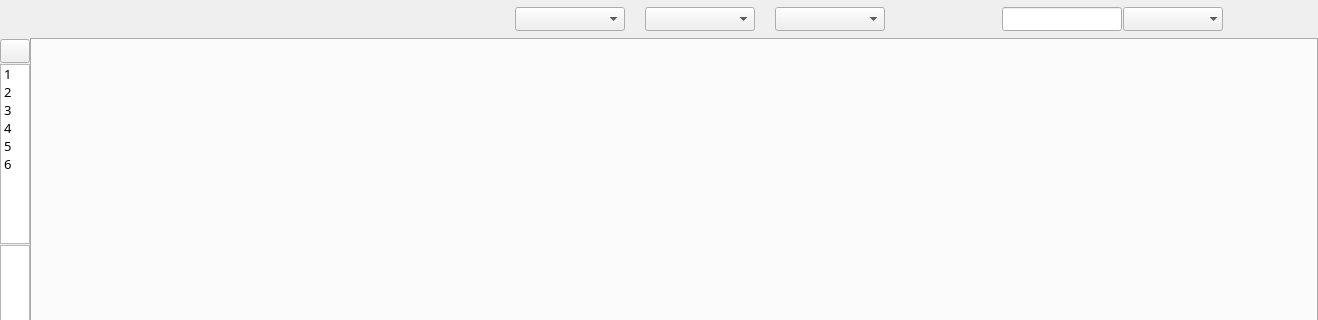
Old version of the form ui/sources/main.ui in the repository asjach/db_app; both pictures show x 0 to 1318 and y 0 to 320 of the 1318 by 651 pixel window.
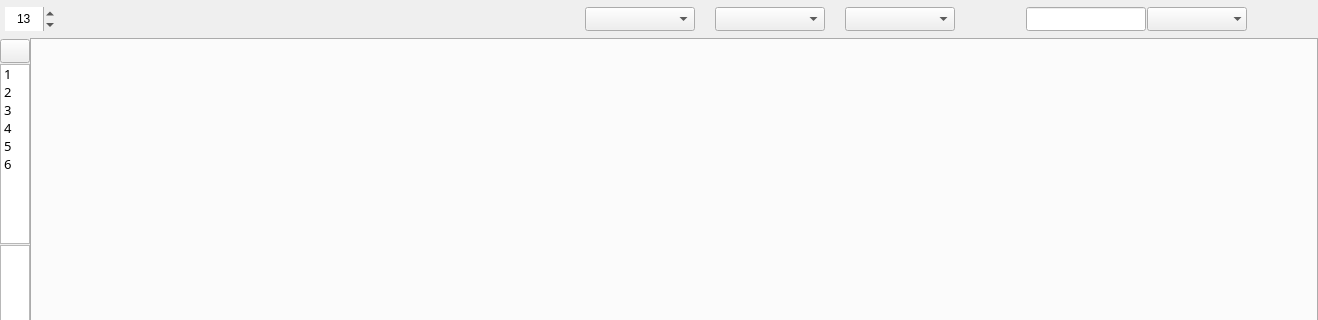
New version of the form. Icons and pictures are not drawn.

Patch:
```diff
--- a/ui/sources/main.ui
+++ b/ui/sources/main.ui
@@ -38,7 +38,7 @@
         <height>15</height>
        </size>
       </property>
-      <layout class="QHBoxLayout" name="horizontalLayout" stretch="0,0,0,0,0,0,0">
+      <layout class="QHBoxLayout" name="horizontalLayout" stretch="0,0,0,0,0,0,0,0">
        <property name="spacing">
         <number>20</number>
        </property>
@@ -54,6 +54,34 @@
        <property name="bottomMargin">
         <number>5</number>
        </property>
+       <item>
+        <widget class="QSpinBox" name="spin_fontsize">
+         <property name="minimumSize">
+          <size>
+           <width>50</width>
+           <height>24</height>
+          </size>
+         </property>
+         <property name="maximumSize">
+          <size>
+           <width>50</width>
+           <height>24</height>
+          </size>
+         </property>
+         <property name="frame">
+          <bool>false</bool>
+         </property>
+         <property name="alignment">
+          <set>Qt::AlignmentFlag::AlignCenter</set>
+         </property>
+         <property name="readOnly">
+          <bool>false</bool>
+         </property>
+         <property name="value">
+          <number>13</number>
+         </property>
+        </widget>
+       </item>
        <item>
         <widget class="QWidget" name="widget_2" native="true">
          <property name="minimumSize">
@@ -218,7 +246,6 @@
          <property name="font">
           <font>
            <pointsize>9</pointsize>
-           <weight>50</weight>
            <bold>false</bold>
           </font>
          </property>
@@ -261,6 +288,7 @@
             <property name="font">
              <font>
               <pointsize>9</pointsize>
+              <bold>false</bold>
              </font>
             </property>
             <property name="editable">
@@ -294,6 +322,7 @@
             <property name="font">
              <font>
               <pointsize>9</pointsize>
+              <bold>false</bold>
              </font>
             </property>
             <property name="frame">
```
Left out of the diff: 34 changed lines with no effect on the pictures.
